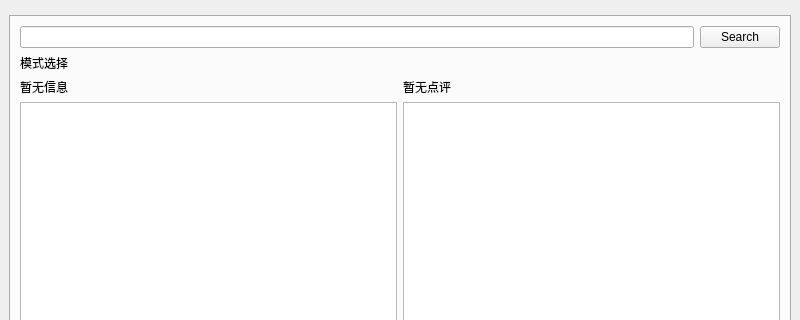
creeper12356/jcourse_local, file src/mainwindow.ui: the form before one commit; both pictures show x 0 to 800 and y 0 to 320 of the 800 by 684 pixel window.
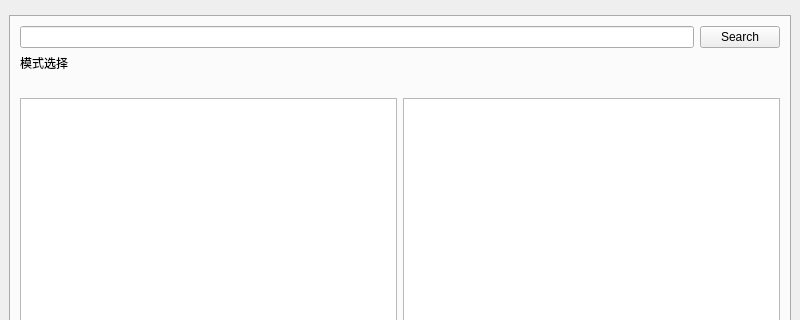
The form after the commit. Custom widgets are drawn as their Qt base class.

```diff
--- a/src/mainwindow.ui
+++ b/src/mainwindow.ui
@@ -109,7 +109,7 @@
             <item>
              <widget class="QLabel" name="no_course_label">
               <property name="text">
-               <string>暂无信息</string>
+               <string/>
               </property>
              </widget>
             </item>
@@ -123,7 +123,7 @@
             <item>
              <widget class="QLabel" name="no_review_label">
               <property name="text">
-               <string>暂无点评</string>
+               <string/>
               </property>
              </widget>
             </item>
```
Left out of the diff: 4 changed lines with no effect on the pictures.
